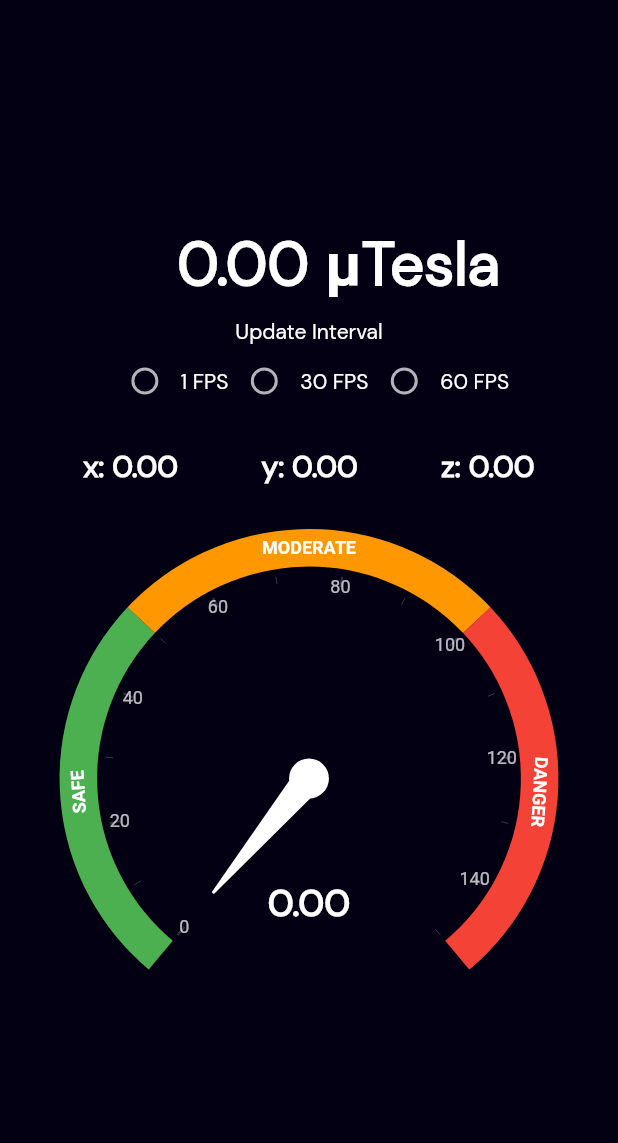
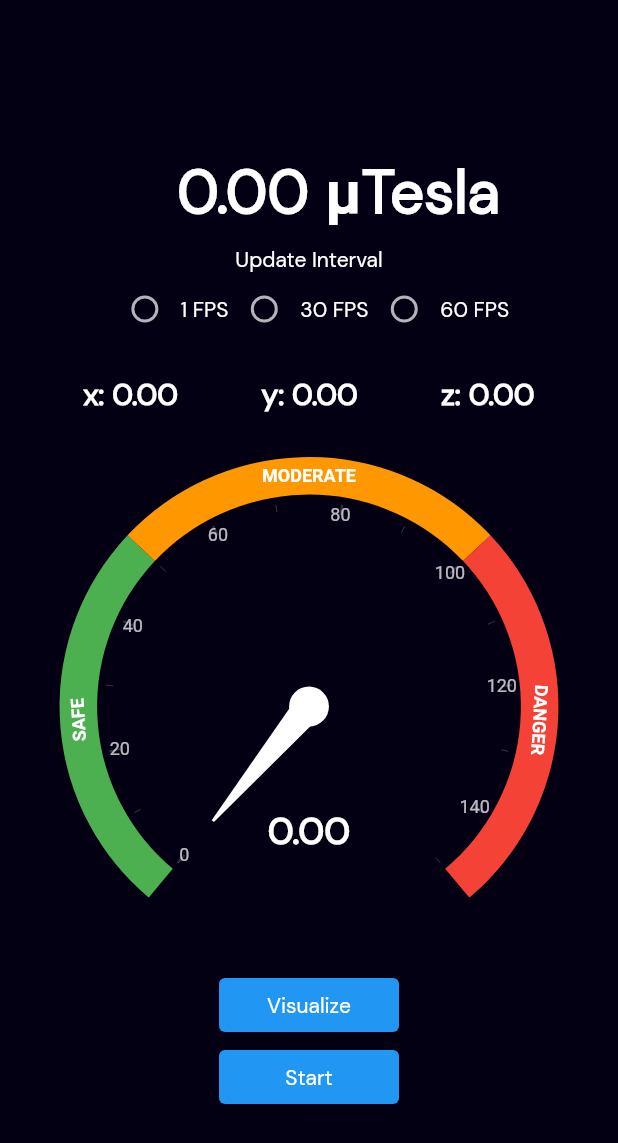
Before and after one commit to Pasckathon-3-0/smartMF, a Flutter app: the Home screen opened directly, on a phone screen of 412 x 824 dp. Shown: the top 1143 px of the screen. Run offline on Flutter 3.47's test engine with Material 2 defaults, Android fonts, the phone set to English and light mode, and no system bars; drawn by our look-alikes of syncfusion_flutter_gauges; our stand-ins replace syncfusion_flutter_charts; missing offline and left inert: motion_sensors.

```diff
--- a/lib/home.dart
+++ b/lib/home.dart
@@ -1,10 +1,11 @@
 import 'package:emf_app/models/magnitudeProvider.dart';
+import 'package:emf_app/pages/visuals.dart';
 import 'package:emf_app/utils/colors.dart';
 import 'package:emf_app/widgets/mainReading.dart';
 import 'package:emf_app/widgets/meterReading.dart';
-import 'package:emf_app/widgets/startButton.dart';
 import 'package:emf_app/widgets/xyzReading.dart';
 import 'package:flutter/material.dart';
+import 'package:provider/provider.dart';
 
 class Home extends StatefulWidget {
   const Home({Key? key}) : super(key: key);
@@ -26,6 +27,25 @@ class _HomeState extends State<Home> {
             MainReading(),
             XYZReading(),
             MeterReading(),
+            Container(
+              width: 120,
+              child: ElevatedButton(
+                  onPressed: () {
+                    Navigator.push(context,
+                        MaterialPageRoute(builder: (context) => Visuals()));
+                  },
+                  child: Text('Visualize')),
+            ),
+            Consumer<MagnitudeProvider>(
+              builder: (context, model, child) => Container(
+                width: 120,
+                child: ElevatedButton(
+                    onPressed: () {
+                      model.changeValues();
+                    },
+                    child: Text('Start')),
+              ),
+            ),
             // StartButton()
           ],
         ),
--- a/lib/models/magnitudeProvider.dart
+++ b/lib/models/magnitudeProvider.dart
@@ -8,8 +8,9 @@ class MagnitudeProvider extends ChangeNotifier {
   double x = 0;
   double y = 0;
   double z = 0;
-
   double magnitude = 0;
+  int time = 0;
+  List<LiveData> values = [];
 
   Vector3 magnetometer = Vector3.zero();
   Vector3 _accelerometer = Vector3.zero();
@@ -28,6 +29,8 @@ class MagnitudeProvider extends ChangeNotifier {
       magnitude = sqrt((pow(magnetometer.x, 2)) +
           (pow(magnetometer.y, 2)) +
           (pow(magnetometer.z, 2)));
+      values.add(LiveData(x, y, z, time++));
+      // print(values);
       notifyListeners();
     });
   }
@@ -38,3 +41,11 @@ class MagnitudeProvider extends ChangeNotifier {
     notifyListeners();
   }
 }
+
+class LiveData {
+  LiveData(this.x, this.y, this.z, this.time);
+  final double x;
+  final double y;
+  final double z;
+  final int time;
+}
--- a/lib/models/startProvider.dart
+++ /dev/null
@@ -1,10 +0,0 @@
-import 'package:flutter/material.dart';
-
-class StartProvider extends ChangeNotifier {
-  bool isOn = false;
-
-  changestatus() {
-    isOn = !isOn;
-    notifyListeners();
-  }
-}
```
Also changed, not shown: lib/main.dart (+1 -6 lines), lib/pages/visuals.dart (added, +60 -0 lines), lib/widgets/radialChart.dart (deleted, +0 -58 lines), lib/widgets/startButton.dart (deleted, +0 -40 lines).
